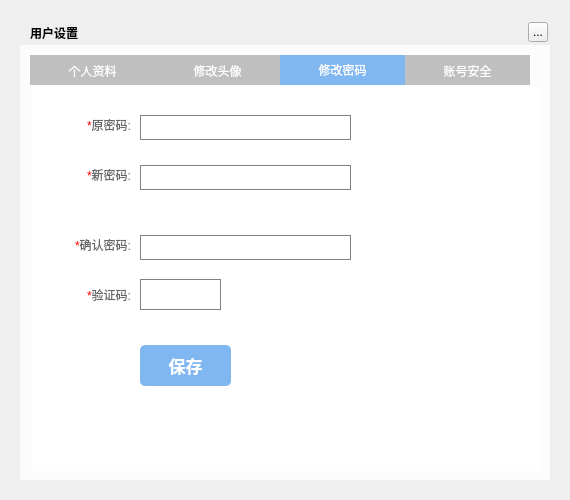
Old version of the form musicUi/musicUsermanager/musicuserrecordwidget.ui in the repository Greedysky/TTKMusicPlayer.
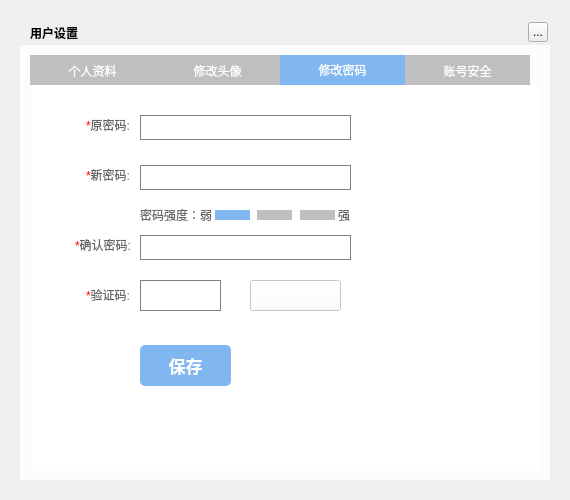
New version of the form. The open tabs and pages were chosen to show the change. Icons and pictures are not drawn.

Commit message: update modify password widget[221136]

Patch:
```diff
--- a/musicUi/musicUsermanager/musicuserrecordwidget.ui
+++ b/musicUi/musicUsermanager/musicuserrecordwidget.ui
@@ -455,8 +455,8 @@
        <rect>
         <x>50</x>
         <y>30</y>
-        <width>51</width>
-        <height>21</height>
+        <width>50</width>
+        <height>20</height>
        </rect>
       </property>
       <property name="text">
@@ -484,8 +484,8 @@
        <rect>
         <x>50</x>
         <y>80</y>
-        <width>51</width>
-        <height>21</height>
+        <width>50</width>
+        <height>20</height>
        </rect>
       </property>
       <property name="text">
@@ -514,7 +514,7 @@
         <x>40</x>
         <y>150</y>
         <width>61</width>
-        <height>21</height>
+        <height>20</height>
        </rect>
       </property>
       <property name="text">
@@ -541,7 +541,7 @@
       <property name="geometry">
        <rect>
         <x>110</x>
-        <y>194</y>
+        <y>195</y>
         <width>81</width>
         <height>31</height>
        </rect>
@@ -552,8 +552,8 @@
        <rect>
         <x>50</x>
         <y>200</y>
-        <width>51</width>
-        <height>21</height>
+        <width>50</width>
+        <height>20</height>
        </rect>
       </property>
       <property name="text">
@@ -582,6 +582,159 @@
        <string>保存</string>
       </property>
      </widget>
+     <widget class="QLabel" name="label_5T">
+      <property name="geometry">
+       <rect>
+        <x>110</x>
+        <y>120</y>
+        <width>72</width>
+        <height>20</height>
+       </rect>
+      </property>
+      <property name="text">
+       <string>密码强度：弱</string>
+      </property>
+      <property name="alignment">
+       <set>Qt::AlignRight|Qt::AlignTrailing|Qt::AlignVCenter</set>
+      </property>
+     </widget>
+     <widget class="QLabel" name="label_6T">
+      <property name="geometry">
+       <rect>
+        <x>305</x>
+        <y>120</y>
+        <width>15</width>
+        <height>20</height>
+       </rect>
+      </property>
+      <property name="text">
+       <string>强</string>
+      </property>
+      <property name="alignment">
+       <set>Qt::AlignRight|Qt::AlignTrailing|Qt::AlignVCenter</set>
+      </property>
+     </widget>
+     <widget class="QLabel" name="pwdStrengthT1">
+      <property name="geometry">
+       <rect>
+        <x>185</x>
+        <y>125</y>
+        <width>35</width>
+        <height>10</height>
+       </rect>
+      </property>
+      <property name="styleSheet">
+       <string notr="true">background:#80B7F1;</string>
+      </property>
+      <property name="text">
+       <string/>
+      </property>
+      <property name="alignment">
+       <set>Qt::AlignRight|Qt::AlignTrailing|Qt::AlignVCenter</set>
+      </property>
+     </widget>
+     <widget class="QLabel" name="pwdStrengthT2">
+      <property name="geometry">
+       <rect>
+        <x>227</x>
+        <y>125</y>
+        <width>35</width>
+        <height>10</height>
+       </rect>
+      </property>
+      <property name="styleSheet">
+       <string notr="true">background:#BFBFBF;</string>
+      </property>
+      <property name="text">
+       <string/>
+      </property>
+      <property name="alignment">
+       <set>Qt::AlignRight|Qt::AlignTrailing|Qt::AlignVCenter</set>
+      </property>
+     </widget>
+     <widget class="QLabel" name="pwdStrengthT3">
+      <property name="geometry">
+       <rect>
+        <x>270</x>
+        <y>125</y>
+        <width>35</width>
+        <height>10</height>
+       </rect>
+      </property>
+      <property name="styleSheet">
+       <string notr="true">background:#BFBFBF;</string>
+      </property>
+      <property name="text">
+       <string/>
+      </property>
+      <property name="alignment">
+       <set>Qt::AlignRight|Qt::AlignTrailing|Qt::AlignVCenter</set>
+      </property>
+     </widget>
+     <widget class="QLabel" name="labelRighT1">
+      <property name="geometry">
+       <rect>
+        <x>330</x>
+        <y>33</y>
+        <width>20</width>
+        <height>20</height>
+       </rect>
+      </property>
+      <property name="styleSheet">
+       <string notr="true">image:url(:/usermanager/right)</string>
+      </property>
+      <property name="text">
+       <string/>
+      </property>
+     </widget>
+     <widget class="QLabel" name="labelRighT2">
+      <property name="geometry">
+       <rect>
+        <x>330</x>
+        <y>83</y>
+        <width>20</width>
+        <height>20</height>
+       </rect>
+      </property>
+      <property name="styleSheet">
+       <string notr="true">image:url(:/usermanager/right)</string>
+      </property>
+      <property name="text">
+       <string/>
+      </property>
+     </widget>
+     <widget class="QLabel" name="labelRighT3">
+      <property name="geometry">
+       <rect>
+        <x>330</x>
+        <y>153</y>
+        <width>20</width>
+        <height>20</height>
+       </rect>
+      </property>
+      <property name="styleSheet">
+       <string notr="true">image:url(:/usermanager/right)</string>
+      </property>
+      <property name="text">
+       <string/>
+      </property>
+     </widget>
+     <widget class="QPushButton" name="verificationCode">
+      <property name="geometry">
+       <rect>
+        <x>220</x>
+        <y>195</y>
+        <width>91</width>
+        <height>31</height>
+       </rect>
+      </property>
+      <property name="styleSheet">
+       <string notr="true"/>
+      </property>
+      <property name="text">
+       <string/>
+      </property>
+     </widget>
     </widget>
     <widget class="QWidget" name="tab_4">
      <attribute name="title">
```
Left out of the diff: 45 changed lines with no effect on the pictures. The commit also changes 4 other files.
